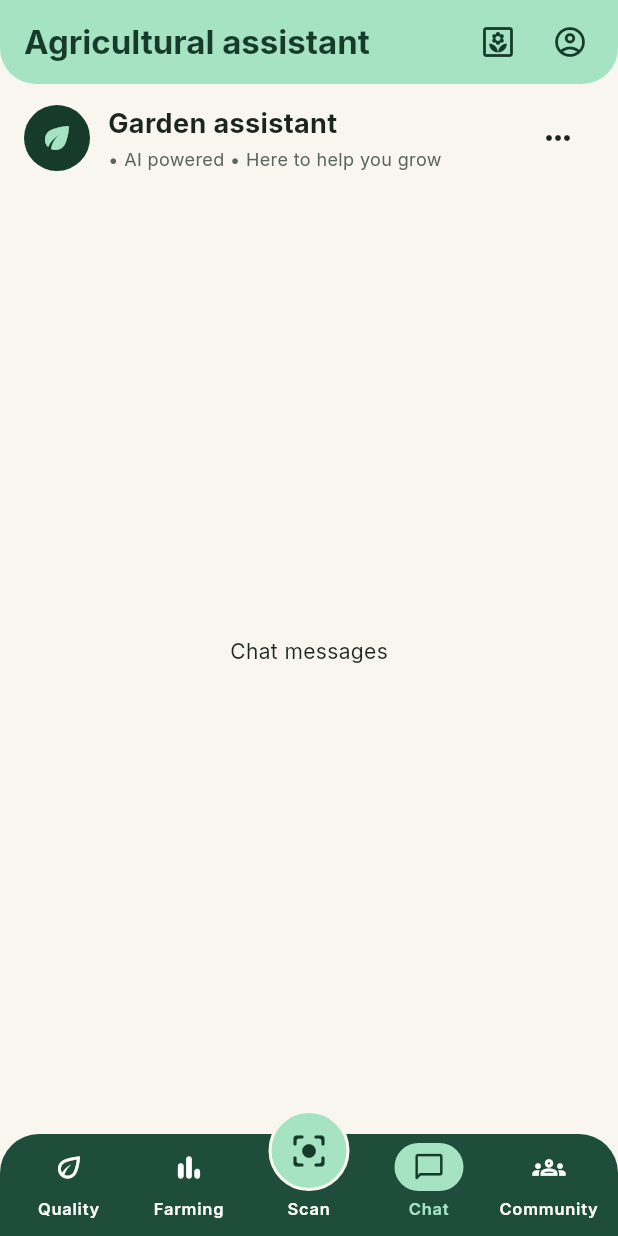
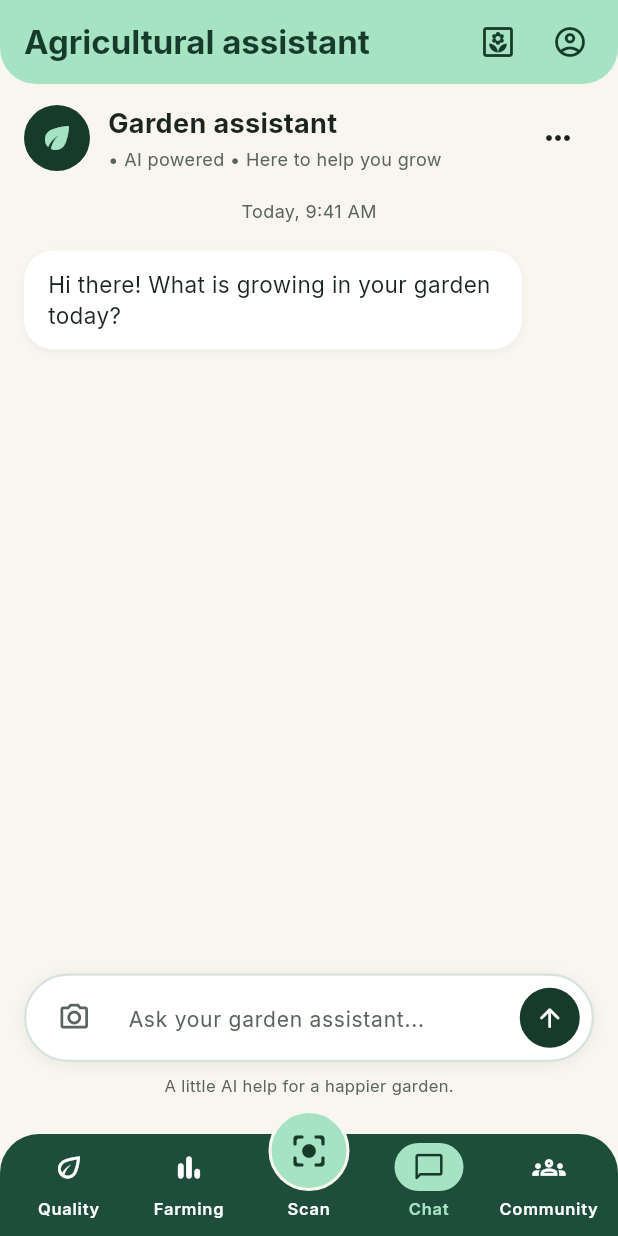
Before and after one commit to Tenzrr/Elora, a Flutter app: the ChatScreen screen opened by its route, on a phone screen of 412 x 824 dp. Run offline on Flutter 3.47's test engine with Material 3 defaults, Android fonts, the phone set to English and light mode, and no system bars; our stand-ins replace firebase_auth, firebase_core, flutter_riverpod, go_router, google_sign_in, image_picker and 1 more; accounts and stored records are empty; generated files the repository leaves out were written again; network calls fail; project files that could hold a hidden picture were left out.

Commit message:
feat(mobile): implement riverpod chat notifier for message stream

```diff
--- a/mobile/lib/features/agricultural_agent/screens/chat_screen.dart
+++ b/mobile/lib/features/agricultural_agent/screens/chat_screen.dart
@@ -1,12 +1,19 @@
 import 'package:flutter/material.dart';
+import 'package:flutter_riverpod/flutter_riverpod.dart';
 
 import '../../../core/theme/app_theme.dart';
+import '../models/chat_message.dart';
+import '../providers/chat_provider.dart';
+import '../widgets/chat_bubbles.dart';
+import '../widgets/chat_input_bar.dart';
 
-class ChatScreen extends StatelessWidget {
+class ChatScreen extends ConsumerWidget {
   const ChatScreen({super.key});
 
   @override
-  Widget build(BuildContext context) {
+  Widget build(BuildContext context, WidgetRef ref) {
+    final chatState = ref.watch(chatProvider);
+
     return Container(
       color: EloraColors.cream,
       child: SafeArea(
@@ -60,10 +67,48 @@ class ChatScreen extends StatelessWidget {
                 ],
               ),
             ),
-            const Expanded(
-              child: Center(
-                child: Text('Chat messages'),
+            const Padding(
+              padding: EdgeInsets.symmetric(vertical: 4),
+              child: Text(
+                'Today, 9:41 AM',
+                style: TextStyle(
+                  fontSize: 12,
+                  color: EloraColors.muted,
+                ),
               ),
+            ),
+            Expanded(
+              child: ListView.builder(
+                padding: const EdgeInsets.symmetric(vertical: 8),
+                itemCount: chatState.messages.length,
+                itemBuilder: (context, index) {
+                  final msg = chatState.messages[index];
+                  if (msg.sender == MessageSender.user) {
+                    return UserChatBubble(message: msg);
+                  }
+                  return AssistantChatBubble(message: msg);
+                },
+              ),
+            ),
+            if (chatState.isLoading)
+              const Padding(
+                padding: EdgeInsets.symmetric(horizontal: 16, vertical: 4),
+                child: Align(
+                  alignment: Alignment.centerLeft,
+                  child: Text(
+                    'Thinking...',
+                    style: TextStyle(
+                      fontSize: 12,
+                      fontStyle: FontStyle.italic,
+                      color: EloraColors.muted,
+                    ),
+                  ),
+                ),
+              ),
+            ChatInputBar(
+              enabled: !chatState.isLoading,
+              onSend: (text) =>
+                  ref.read(chatProvider.notifier).sendMessage(text),
             ),
           ],
         ),
```
Also changed, not shown: mobile/lib/features/agricultural_agent/providers/chat_provider.dart (added, +114 -0 lines).
